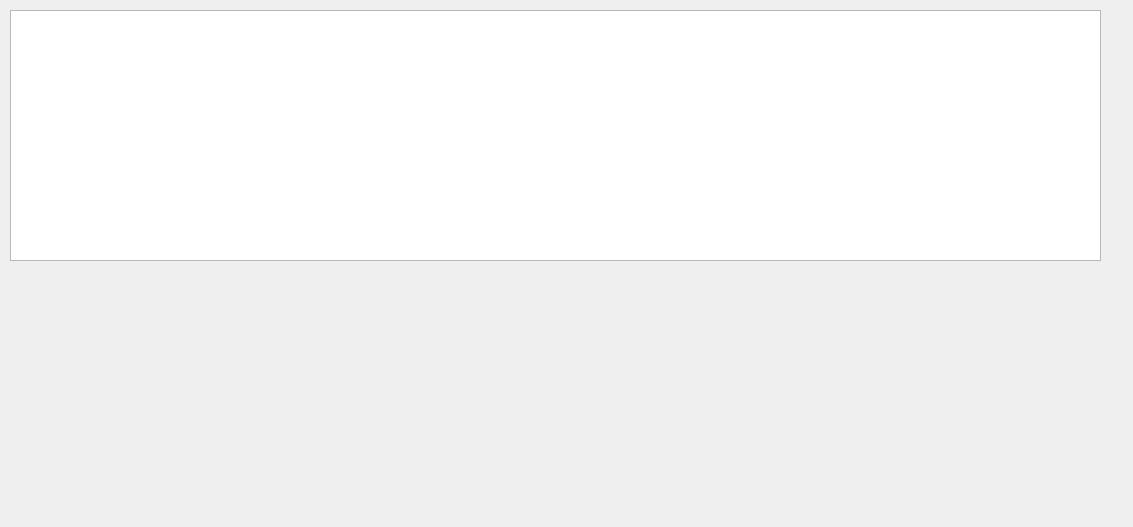
First picture: the form in adminoptions.ui, repository nokk3n-dev/CS1D-Project-2-Baseball, before the edit.
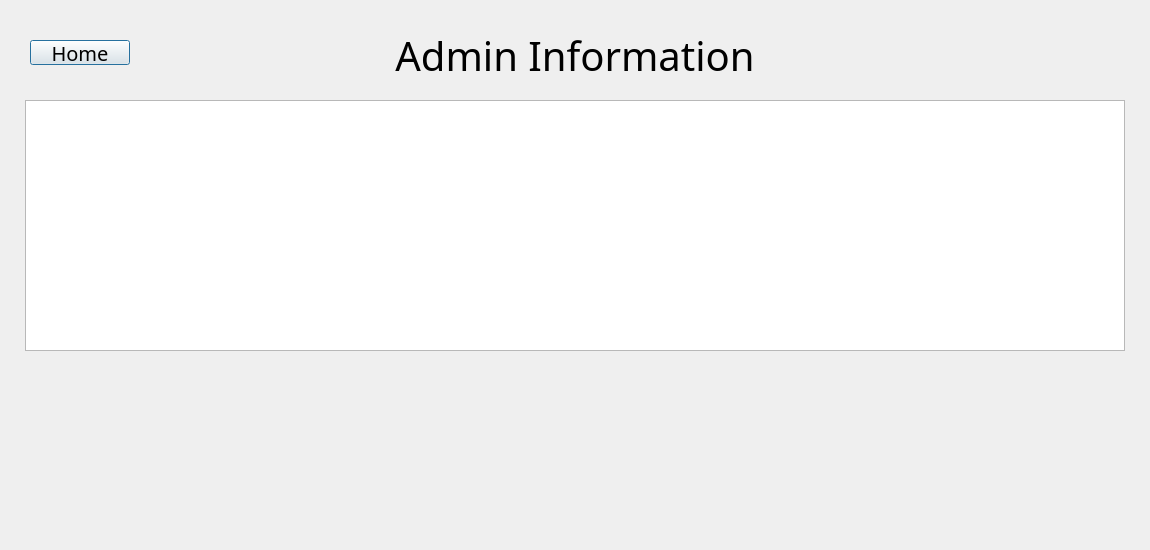
Second picture: the form after the edit.

Commit message:
UI and Team class
- Updated the user interface to take Saul's sql into account.
- Added the team class

```diff
--- a/adminoptions.ui
+++ b/adminoptions.ui
@@ -6,8 +6,8 @@
    <rect>
     <x>0</x>
     <y>0</y>
-    <width>1133</width>
-    <height>527</height>
+    <width>1150</width>
+    <height>550</height>
    </rect>
   </property>
   <property name="windowTitle">
@@ -16,11 +16,55 @@
   <widget class="QTableWidget" name="stadiumDisplayWidget">
    <property name="geometry">
     <rect>
-     <x>10</x>
-     <y>10</y>
-     <width>1091</width>
+     <x>25</x>
+     <y>100</y>
+     <width>1100</width>
      <height>251</height>
     </rect>
+   </property>
+   <property name="cursor" stdset="0">
+    <cursorShape>ForbiddenCursor</cursorShape>
+   </property>
+  </widget>
+  <widget class="QLabel" name="label">
+   <property name="geometry">
+    <rect>
+     <x>325</x>
+     <y>30</y>
+     <width>500</width>
+     <height>50</height>
+    </rect>
+   </property>
+   <property name="font">
+    <font>
+     <family>Stencil</family>
+     <pointsize>30</pointsize>
+    </font>
+   </property>
+   <property name="text">
+    <string>Admin Information</string>
+   </property>
+   <property name="alignment">
+    <set>Qt::AlignCenter</set>
+   </property>
+  </widget>
+  <widget class="QPushButton" name="adminHomeButton">
+   <property name="geometry">
+    <rect>
+     <x>30</x>
+     <y>40</y>
+     <width>100</width>
+     <height>25</height>
+    </rect>
+   </property>
+   <property name="font">
+    <font>
+     <family>Stencil</family>
+     <pointsize>15</pointsize>
+    </font>
+   </property>
+   <property name="text">
+    <string>Home</string>
    </property>
   </widget>
  </widget>
```
The commit also changes 14 other files.
